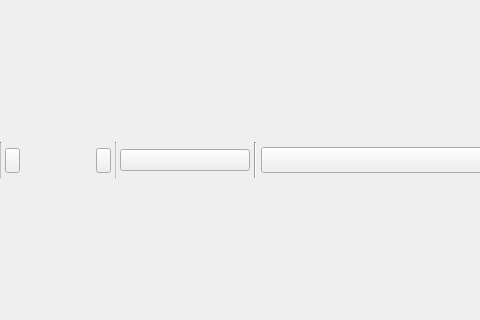
This is library/tulip-gui/designer/WorkspacePanel.ui in vadivelselvaraj/TulipGLImprovement as Qt 5 draws it before an edit; both pictures show x 0 to 480 and y 137 to 457 of the 943 by 595 pixel window. The edited form follows.
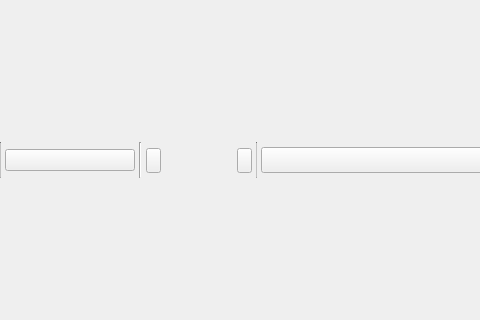
This is the edited form. Icons and pictures are not drawn. Custom widgets are drawn as their Qt base class.

Commit message: put the overview in the GlMainView right bottom corner

What changed in the file:
```diff
--- a/library/tulip-gui/designer/WorkspacePanel.ui
+++ b/library/tulip-gui/designer/WorkspacePanel.ui
@@ -134,6 +134,49 @@
         </property>
        </widget>
       </item>
+      <item>
+       <widget class="QToolButton" name="currentInteractorButton">
+        <property name="minimumSize">
+         <size>
+          <width>130</width>
+          <height>22</height>
+         </size>
+        </property>
+        <property name="maximumSize">
+         <size>
+          <width>130</width>
+          <height>22</height>
+         </size>
+        </property>
+        <property name="cursor">
+         <cursorShape>PointingHandCursor</cursorShape>
+        </property>
+        <property name="toolTip">
+         <string>Active tool&lt;br/&gt;&lt;i&gt;click to show/hide its configuration panel.&lt;/i&gt;</string>
+        </property>
+        <property name="styleSheet">
+         <string notr="true">#currentInteractorButton {
+font: bold 10px;
+}</string>
+        </property>
+        <property name="text">
+         <string/>
+        </property>
+        <property name="checkable">
+         <bool>true</bool>
+        </property>
+        <property name="toolButtonStyle">
+         <enum>Qt::ToolButtonTextBesideIcon</enum>
+        </property>
+       </widget>
+      </item>
+      <item>
+       <widget class="Line" name="sep4">
+        <property name="orientation">
+         <enum>Qt::Vertical</enum>
+        </property>
+       </widget>
+      </item>
       <item>
        <widget class="QPushButton" name="interactorsLeft">
         <property name="minimumSize">
@@ -245,49 +288,6 @@
         </property>
        </widget>
       </item>
-      <item>
-       <widget class="QToolButton" name="currentInteractorButton">
-        <property name="minimumSize">
-         <size>
-          <width>130</width>
-          <height>22</height>
-         </size>
-        </property>
-        <property name="maximumSize">
-         <size>
-          <width>130</width>
-          <height>22</height>
-         </size>
-        </property>
-        <property name="cursor">
-         <cursorShape>PointingHandCursor</cursorShape>
-        </property>
-        <property name="toolTip">
-         <string>Active tool&lt;br/&gt;&lt;i&gt;click to show/hide its configuration panel.&lt;/i&gt;</string>
-        </property>
-        <property name="styleSheet">
-         <string notr="true">#currentInteractorButton {
-font: bold 10px;
-}</string>
-        </property>
-        <property name="text">
-         <string/>
-        </property>
-        <property name="checkable">
-         <bool>true</bool>
-        </property>
-        <property name="toolButtonStyle">
-         <enum>Qt::ToolButtonTextBesideIcon</enum>
-        </property>
-       </widget>
-      </item>
-      <item>
-       <widget class="Line" name="sep4">
-        <property name="orientation">
-         <enum>Qt::Vertical</enum>
-        </property>
-       </widget>
-      </item>
       <item>
        <widget class="TreeViewComboBox" name="graphCombo">
         <property name="sizePolicy">
```
Left out of the diff: 1 changed line with no effect on the pictures. The commit also changes 2 other files.
